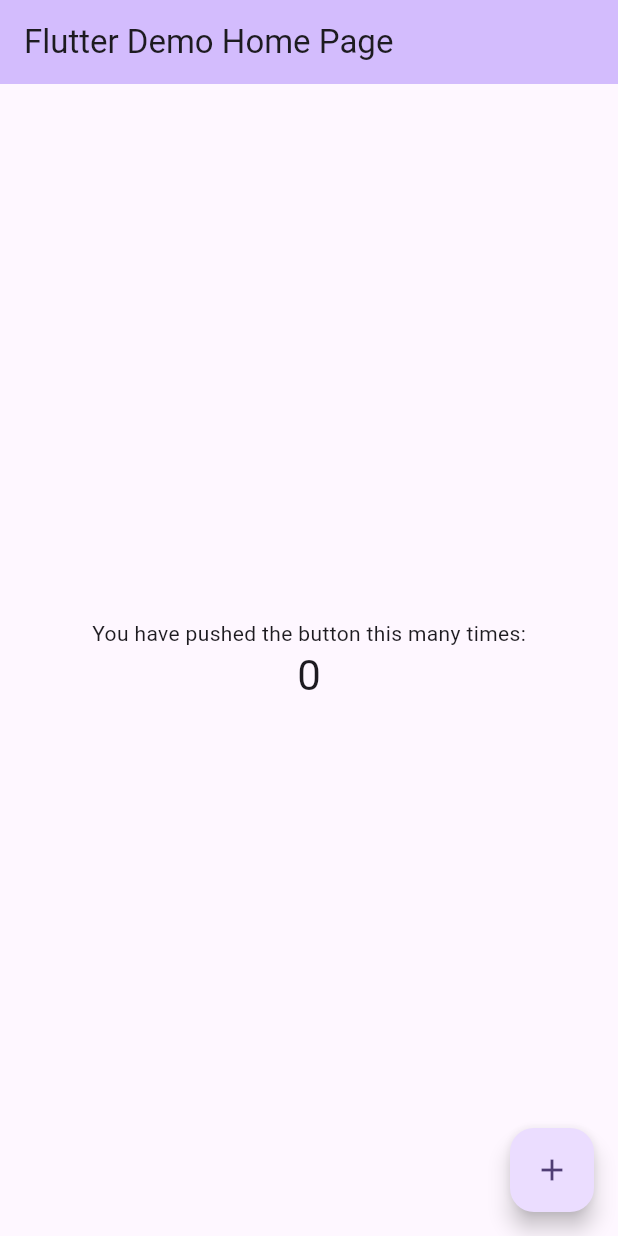
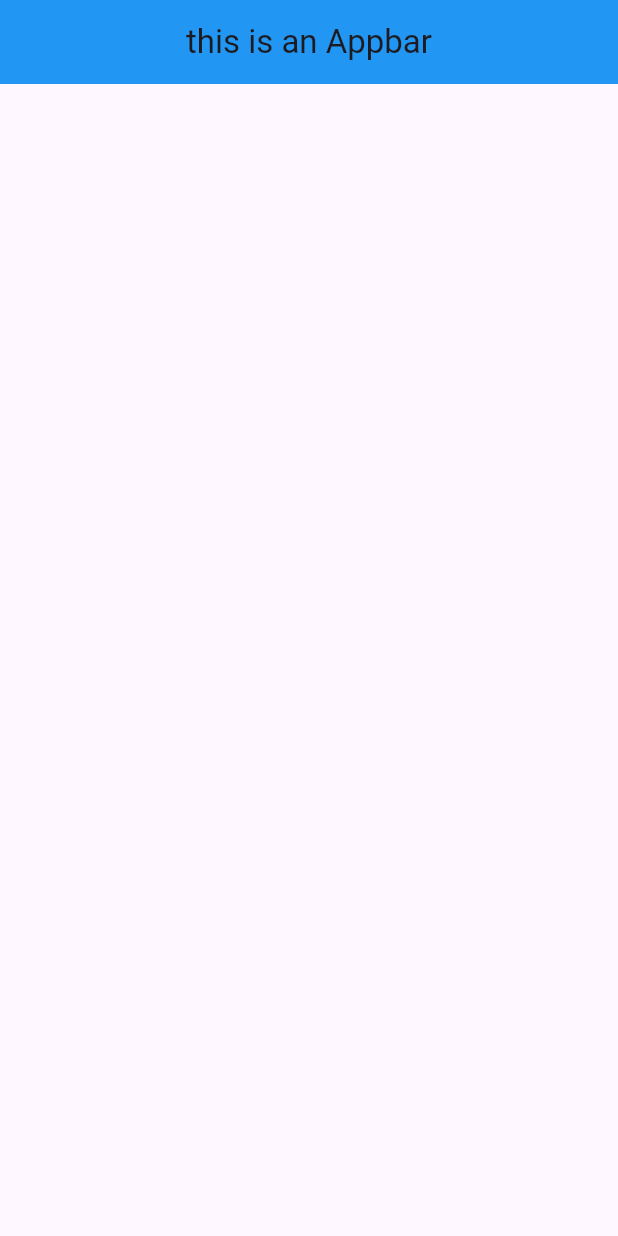
Before and after one commit to DarraghCrumlish/Flutter_ID_app, a Flutter app: the screen it shows after launch, on a phone screen of 412 x 824 dp. Run offline on Flutter 3.47's test engine with Material 3 defaults, Android fonts, the phone set to English and light mode, and no system bars; statements that could not run were skipped.

Commit message:
Created Appbar, tests changes made to flutter project

```diff
--- a/lib/main.dart
+++ b/lib/main.dart
@@ -1,125 +1,19 @@
 import 'package:flutter/material.dart';
 
-void main() {
-  runApp(const MyApp());
-}
-
-class MyApp extends StatelessWidget {
-  const MyApp({super.key});
-
-  // This widget is the root of your application.
+void main() => runApp(const MaterialApp(
+  home: id_card()
+));
+class id_card extends StatelessWidget {
+  const id_card({super.key});
   @override
   Widget build(BuildContext context) {
-    return MaterialApp(
-      title: 'Flutter Demo',
-      theme: ThemeData(
-        // This is the theme of your application.
-        //
-        // TRY THIS: Try running your application with "flutter run". You'll see
-        // the application has a purple toolbar. Then, without quitting the app,
-        // try changing the seedColor in the colorScheme below to Colors.green
-        // and then invoke "hot reload" (save your changes or press the "hot
-        // reload" button in a Flutter-supported IDE, or press "r" if you used
-        // the command line to start the app).
-        //
-        // Notice that the counter didn't reset back to zero; the application
-        // state is not lost during the reload. To reset the state, use hot
-        // restart instead.
-        //
-        // This works for code too, not just values: Most code changes can be
-        // tested with just a hot reload.
-        colorScheme: ColorScheme.fromSeed(seedColor: Colors.deepPurple),
-        useMaterial3: true,
-      ),
-      home: const MyHomePage(title: 'Flutter Demo Home Page'),
+    return Scaffold(
+      appBar: AppBar(
+        title: Text('this is an Appbar'),
+        centerTitle: true,
+        backgroundColor: Colors.blue,
+        foregroundColor: Colors.whitef,
+      )
     );
   }
 }
-
-class MyHomePage extends StatefulWidget {
-  const MyHomePage({super.key, required this.title});
-
-  // This widget is the home page of your application. It is stateful, meaning
-  // that it has a State object (defined below) that contains fields that affect
-  // how it looks.
-
-  // This class is the configuration for the state. It holds the values (in this
-  // case the title) provided by the parent (in this case the App widget) and
-  // used by the build method of the State. Fields in a Widget subclass are
-  // always marked "final".
-
-  final String title;
-
-  @override
-  State<MyHomePage> createState() => _MyHomePageState();
-}
-
-class _MyHomePageState extends State<MyHomePage> {
-  int _counter = 0;
-
-  void _incrementCounter() {
-    setState(() {
-      // This call to setState tells the Flutter framework that something has
-      // changed in this State, which causes it to rerun the build method below
-      // so that the display can reflect the updated values. If we changed
-      // _counter without calling setState(), then the build method would not be
-      // called again, and so nothing would appear to happen.
-      _counter++;
-    });
-  }
-
-  @override
-  Widget build(BuildContext context) {
-    // This method is rerun every time setState is called, for instance as done
-    // by the _incrementCounter method above.
-    //
-    // The Flutter framework has been optimized to make rerunning build methods
-    // fast, so that you can just rebuild anything that needs updating rather
-    // than having to individually change instances of widgets.
-    return Scaffold(
-      appBar: AppBar(
-        // TRY THIS: Try changing the color here to a specific color (to
-        // Colors.amber, perhaps?) and trigger a hot reload to see the AppBar
-        // change color while the other colors stay the same.
-        backgroundColor: Theme.of(context).colorScheme.inversePrimary,
-        // Here we take the value from the MyHomePage object that was created by
-        // the App.build method, and use it to set our appbar title.
-        title: Text(widget.title),
-      ),
-      body: Center(
-        // Center is a layout widget. It takes a single child and positions it
-        // in the middle of the parent.
-        child: Column(
-          // Column is also a layout widget. It takes a list of children and
-          // arranges them vertically. By default, it sizes itself to fit its
-          // children horizontally, and tries to be as tall as its parent.
-          //
-          // Column has various properties to control how it sizes itself and
-          // how it positions its children. Here we use mainAxisAlignment to
-          // center the children vertically; the main axis here is the vertical
-          // axis because Columns are vertical (the cross axis would be
-          // horizontal).
-          //
-          // TRY THIS: Invoke "debug painting" (choose the "Toggle Debug Paint"
-          // action in the IDE, or press "p" in the console), to see the
-          // wireframe for each widget.
-          mainAxisAlignment: MainAxisAlignment.center,
-          children: <Widget>[
-            const Text(
-              'You have pushed the button this many times:',
-            ),
-            Text(
-              '$_counter',
-              style: Theme.of(context).textTheme.headlineMedium,
-            ),
-          ],
-        ),
-      ),
-      floatingActionButton: FloatingActionButton(
-        onPressed: _incrementCounter,
-        tooltip: 'Increment',
-        child: const Icon(Icons.add),
-      ), // This trailing comma makes auto-formatting nicer for build methods.
-    );
-  }
-}
```
Also changed, not shown: 1 other file.
